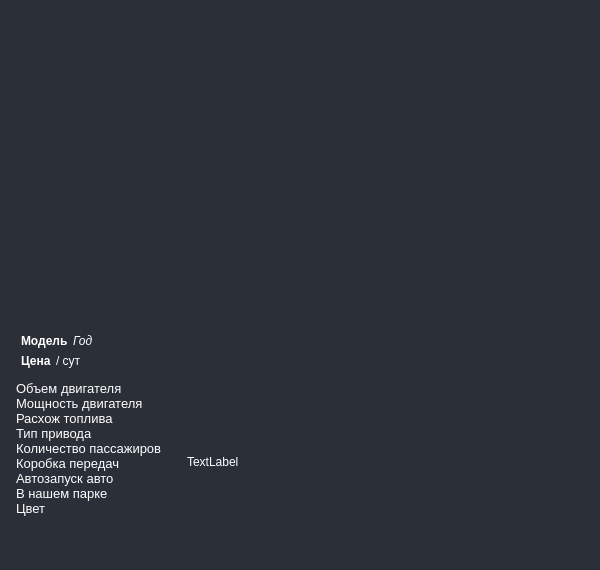
Above: forms/elementCar.ui from LunexCoding/CarRental before the change. Below: the same form after it.
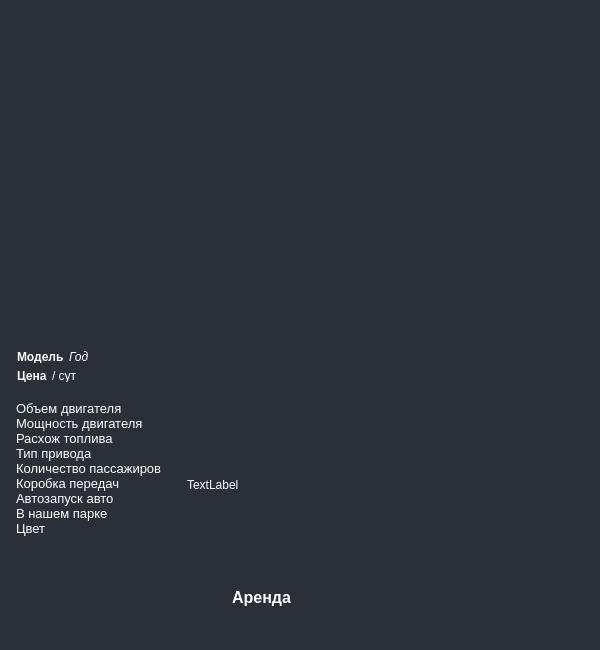
That is the form after the change. Icons and pictures are not drawn.

Commit message: Car widget: add a button to open the rental form

What changed in the file:
```diff
--- a/forms/elementCar.ui
+++ b/forms/elementCar.ui
@@ -7,7 +7,7 @@
     <x>0</x>
     <y>0</y>
     <width>600</width>
-    <height>570</height>
+    <height>650</height>
    </rect>
   </property>
   <property name="sizePolicy">
@@ -19,13 +19,13 @@
   <property name="minimumSize">
    <size>
     <width>600</width>
-    <height>570</height>
+    <height>650</height>
    </size>
   </property>
   <property name="maximumSize">
    <size>
     <width>602</width>
-    <height>570</height>
+    <height>650</height>
    </size>
   </property>
   <property name="windowTitle">
@@ -52,11 +52,14 @@
   </property>
   <layout class="QVBoxLayout" name="verticalLayout_2">
    <property name="leftMargin">
-    <number>9</number>
+    <number>0</number>
    </property>
    <property name="topMargin">
     <number>0</number>
    </property>
+   <property name="rightMargin">
+    <number>0</number>
+   </property>
    <property name="bottomMargin">
     <number>20</number>
    </property>
@@ -127,8 +130,8 @@
           <widget class="QFrame" name="frame_3">
            <property name="maximumSize">
             <size>
-             <width>550</width>
-             <height>400</height>
+             <width>630</width>
+             <height>320</height>
             </size>
            </property>
            <property name="frameShape">
@@ -154,13 +157,13 @@
              <widget class="QLabel" name="imageArea">
               <property name="minimumSize">
                <size>
-                <width>520</width>
+                <width>600</width>
                 <height>315</height>
                </size>
               </property>
               <property name="maximumSize">
                <size>
-                <width>520</width>
+                <width>600</width>
                 <height>315</height>
                </size>
               </property>
@@ -181,23 +184,14 @@
             <enum>QFrame::Raised</enum>
            </property>
            <layout class="QVBoxLayout" name="verticalLayout_6">
-            <property name="spacing">
-             <number>0</number>
-            </property>
-            <property name="leftMargin">
-             <number>0</number>
-            </property>
-            <property name="topMargin">
-             <number>0</number>
-            </property>
-            <property name="rightMargin">
-             <number>0</number>
-            </property>
-            <property name="bottomMargin">
-             <number>0</number>
-            </property>
             <item>
              <widget class="QFrame" name="frame_4">
+              <property name="maximumSize">
+               <size>
+                <width>16777215</width>
+                <height>50</height>
+               </size>
+              </property>
               <property name="frameShape">
                <enum>QFrame::StyledPanel</enum>
               </property>
@@ -205,7 +199,10 @@
                <enum>QFrame::Raised</enum>
               </property>
               <layout class="QVBoxLayout" name="verticalLayout_5">
-               <item>
+               <property name="leftMargin">
+                <number>5</number>
+               </property>
+               <item alignment="Qt::AlignTop">
                 <widget class="QFrame" name="frame_6">
                  <property name="frameShape">
                   <enum>QFrame::StyledPanel</enum>
@@ -260,7 +257,7 @@
                  </layout>
                 </widget>
                </item>
-               <item>
+               <item alignment="Qt::AlignTop">
                 <widget class="QFrame" name="frame_5">
                  <property name="frameShape">
                   <enum>QFrame::StyledPanel</enum>
@@ -330,7 +327,7 @@
               <property name="maximumSize">
                <size>
                 <width>16777215</width>
-                <height>170</height>
+                <height>175</height>
                </size>
               </property>
               <property name="frameShape">
@@ -399,38 +396,78 @@
               </layout>
              </widget>
             </item>
-           </layout>
-          </widget>
-         </item>
-        </layout>
-       </widget>
-      </item>
-      <item alignment="Qt::AlignHCenter|Qt::AlignVCenter">
+            <item>
+             <widget class="QFrame" name="frame_7">
+              <property name="frameShape">
+               <enum>QFrame::StyledPanel</enum>
+              </property>
+              <property name="frameShadow">
+               <enum>QFrame::Raised</enum>
+              </property>
+              <layout class="QHBoxLayout" name="horizontalLayout_2">
+               <item alignment="Qt::AlignHCenter">
+                <widget class="QPushButton" name="openRentalFormBtn">
+                 <property name="font">
+                  <font>
+                   <pointsize>12</pointsize>
+                   <weight>75</weight>
+                   <bold>true</bold>
+                  </font>
+                 </property>
+                 <property name="cursor">
+                  <cursorShape>PointingHandCursor</cursorShape>
+                 </property>
+                 <property name="styleSheet">
+                  <string notr="true"/>
+                 </property>
+                 <property name="text">
+                  <string>Аренда</string>
+                 </property>
+                 <property name="icon">
+                  <iconset resource="../resources.qrc">
+                   <normaloff>:/icons/shopping-bag.svg</normaloff>:/icons/shopping-bag.svg</iconset>
+                 </property>
+                 <property name="iconSize">
+                  <size>
+                   <width>24</width>
+                   <height>24</height>
+                  </size>
+                 </property>
+                </widget>
+               </item>
+               <item>
        <widget class="QFrame" name="buttonBox">
+                 <property name="maximumSize">
+                  <size>
+                   <width>70</width>
+                   <height>16777215</height>
+                  </size>
+                 </property>
+                 <property name="styleSheet">
+                  <string notr="true"/>
+                 </property>
         <property name="frameShape">
          <enum>QFrame::StyledPanel</enum>
         </property>
         <property name="frameShadow">
          <enum>QFrame::Raised</enum>
         </property>
-        <layout class="QVBoxLayout" name="verticalLayout_3">
-         <item>
-          <widget class="QPushButton" name="deleteCarBtn">
-           <property name="text">
-            <string/>
-           </property>
-           <property name="icon">
-            <iconset resource="../resources.qrc">
-             <normaloff>:/icons/trash-2.svg</normaloff>:/icons/trash-2.svg</iconset>
-           </property>
-           <property name="iconSize">
-            <size>
-             <width>24</width>
-             <height>24</height>
-            </size>
-           </property>
-          </widget>
-         </item>
+                 <layout class="QHBoxLayout" name="horizontalLayout_3">
+                  <property name="spacing">
+                   <number>6</number>
+                  </property>
+                  <property name="leftMargin">
+                   <number>0</number>
+                  </property>
+                  <property name="topMargin">
+                   <number>0</number>
+                  </property>
+                  <property name="rightMargin">
+                   <number>0</number>
+                  </property>
+                  <property name="bottomMargin">
+                   <number>0</number>
+                  </property>
          <item>
           <widget class="QPushButton" name="editCarBtn">
            <property name="text">
@@ -446,6 +483,32 @@
              <height>24</height>
             </size>
            </property>
+                   </widget>
+                  </item>
+                  <item>
+                   <widget class="QPushButton" name="deleteCarBtn">
+                    <property name="text">
+                     <string/>
+                    </property>
+                    <property name="icon">
+                     <iconset resource="../resources.qrc">
+                      <normaloff>:/icons/trash-2.svg</normaloff>:/icons/trash-2.svg</iconset>
+                    </property>
+                    <property name="iconSize">
+                     <size>
+                      <width>24</width>
+                      <height>24</height>
+                     </size>
+                    </property>
+                   </widget>
+                  </item>
+                 </layout>
+                </widget>
+               </item>
+              </layout>
+             </widget>
+            </item>
+           </layout>
           </widget>
          </item>
         </layout>
```
Lines whose indentation alone changed are shown as unchanged. The commit also changes 2 other files.
